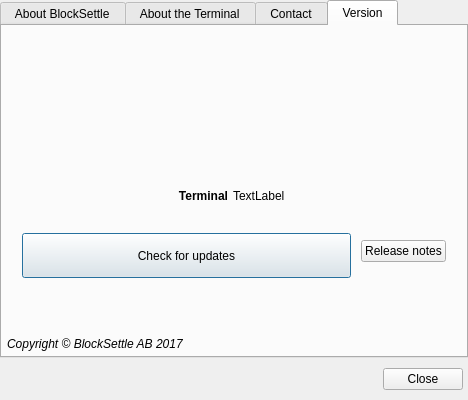
Qt form BlockSettleUILib/AboutDialog.ui (BlockSettle/terminal) before a commit.
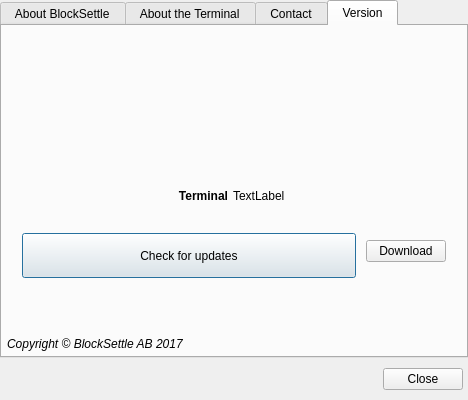
The same form after that commit. Icons and pictures are not drawn.

Commit message: BST-1922 Terminal - about dialog fix

The edit to the form file:
```diff
--- a/BlockSettleUILib/AboutDialog.ui
+++ b/BlockSettleUILib/AboutDialog.ui
@@ -857,7 +857,7 @@
              </size>
             </property>
             <property name="text">
-             <string>Release notes</string>
+             <string>Download</string>
             </property>
             <property name="autoDefault">
              <bool>true</bool>
```
The commit also changes 1 other file.
